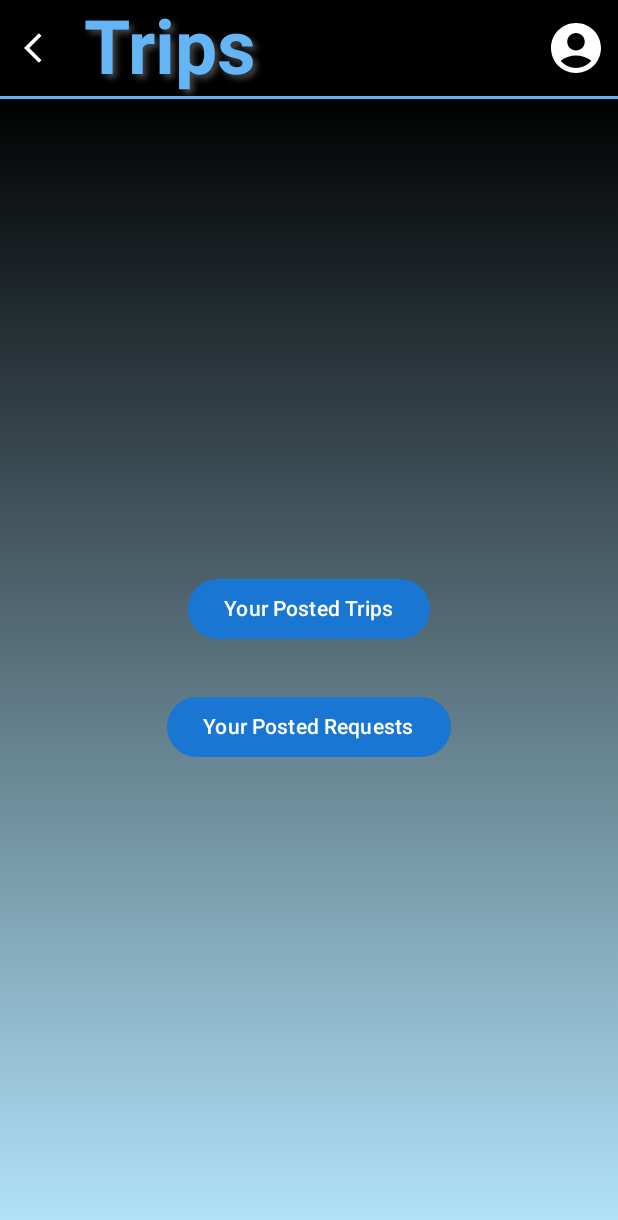
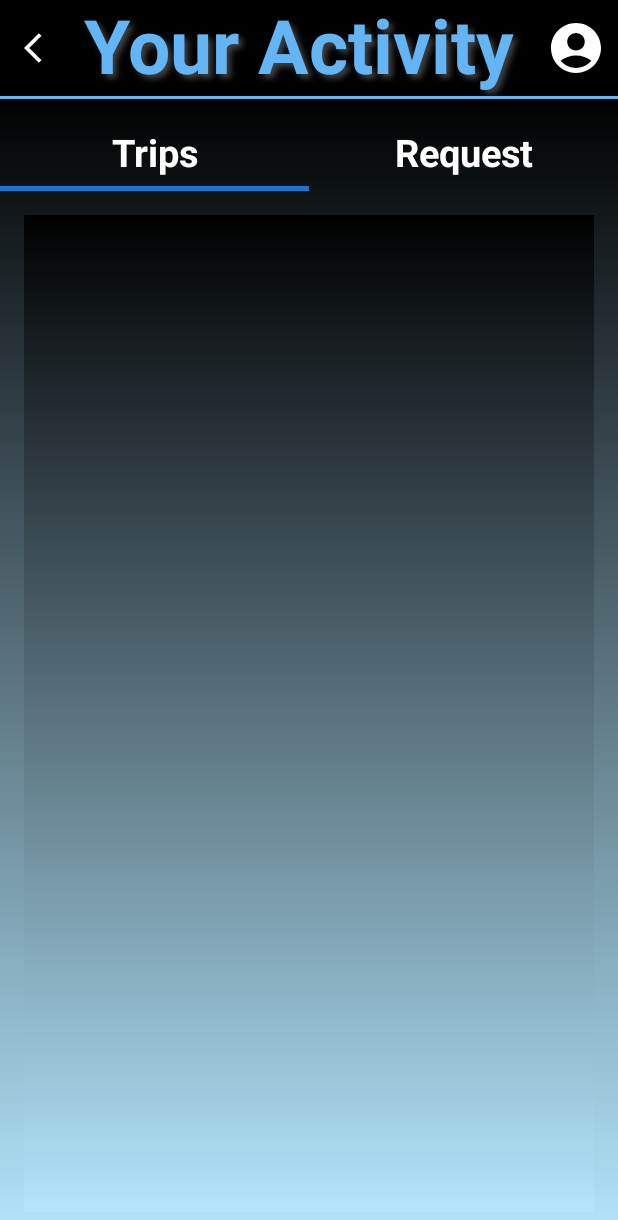
Before and after one commit to Eyepatchxy/X-Step, an Android app built with Jetpack Compose: the TripListScreen screen opened through its navigation route, after a tap on "Posted Trips", on a phone screen of 412 x 824 dp. Shown: the top 1220 px of the screen. Run offline under Robolectric (Android 15) with nearby library versions, the phone set to English and light mode, and no system bars; our stand-ins replace Firebase (no records; nobody signed in at launch, a user with empty details on screens opened directly).

Commit message:
Changed History UI

```diff
--- a/app/src/main/java/com/service/x_step/data_classes/MainActivity.kt
+++ b/app/src/main/java/com/service/x_step/data_classes/MainActivity.kt
@@ -25,6 +25,7 @@ import com.service.x_step.ui.screens.SignUpScreen
 import com.service.x_step.ui.screens.TripDetails
 import com.service.x_step.ui.screens.TripHistory
 import com.service.x_step.ui.screens.TripListScreen
+import com.service.x_step.ui.screens.YourActivity
 import com.service.x_step.ui.theme.XStepTheme
 
 class MainActivity : ComponentActivity() {
@@ -49,8 +50,9 @@ class MainActivity : ComponentActivity() {
                     composable("profile") { Profile(navController) }
                     composable("editprofile") { EditProfile(navController) }
                     composable("history") { HistoryScreen(navController) }
-                    composable("yourpostedtrips") { TripHistory(navController) }
-                    composable("yourpostedrequests") { RequestHistory(navController) }
+                    composable("youractivity"){ YourActivity(navController) }
+//                    composable("yourpostedtrips") { TripHistory(navController) }
+//                    composable("yourpostedrequests") { RequestHistory(navController) }
                     composable("tripDetail/{tripId}") { backStackEntry ->
                         val tripId = backStackEntry.arguments?.getString("tripId") ?: ""
                         TripDetails( tripId = tripId, navController = navController)
--- a/app/src/main/java/com/service/x_step/ui/screens/Functions.kt
+++ b/app/src/main/java/com/service/x_step/ui/screens/Functions.kt
@@ -3,6 +3,7 @@ package com.service.x_step.ui.screens
 import android.app.DatePickerDialog
 import android.app.TimePickerDialog
 import android.os.Build
+import android.util.Log
 import androidx.annotation.RequiresApi
 import androidx.compose.foundation.clickable
 import androidx.compose.foundation.layout.Box
@@ -361,6 +362,10 @@ fun fetchtrips(
                 )
             }
             list(trips)
+            Log.d("FIREBASE", "Fetched: docs")
+        }
+        .addOnFailureListener { e ->
+            Log.e("FIREBASE", "Error fetching", e)
         }
 }
 
--- a/app/src/main/java/com/service/x_step/ui/screens/Trip List Screen.kt
+++ b/app/src/main/java/com/service/x_step/ui/screens/Trip List Screen.kt
@@ -85,7 +85,7 @@ fun TripListScreen(navController: NavController) {
 
                 navigationIcon = {
                     IconButton(
-                        onClick = { navController.navigate("history") }
+                        onClick = { navController.navigate("youractivity") }
                     ) {
                         Icon(
                             painter = painterResource(R.drawable.triphistory),
--- a/app/src/main/java/com/service/x_step/ui/screens/History.kt
+++ b/app/src/main/java/com/service/x_step/ui/screens/YourActivity.kt
@@ -1,22 +1,26 @@
 package com.service.x_step.ui.screens
 
 import androidx.compose.foundation.background
+import androidx.compose.foundation.gestures.animateScrollBy
 import androidx.compose.foundation.layout.Arrangement
 import androidx.compose.foundation.layout.Column
 import androidx.compose.foundation.layout.Spacer
 import androidx.compose.foundation.layout.fillMaxSize
 import androidx.compose.foundation.layout.padding
 import androidx.compose.foundation.layout.size
+import androidx.compose.foundation.pager.HorizontalPager
+import androidx.compose.foundation.pager.rememberPagerState
 import androidx.compose.material.icons.Icons
 import androidx.compose.material.icons.filled.AccountCircle
 import androidx.compose.material.icons.filled.ArrowBackIos
-import androidx.compose.material3.Button
 import androidx.compose.material3.ExperimentalMaterial3Api
 import androidx.compose.material3.HorizontalDivider
 import androidx.compose.material3.Icon
 import androidx.compose.material3.IconButton
 import androidx.compose.material3.MaterialTheme
 import androidx.compose.material3.Scaffold
+import androidx.compose.material3.Tab
+import androidx.compose.material3.TabRow
 import androidx.compose.material3.Text
 import androidx.compose.material3.TopAppBar
 import androidx.compose.material3.TopAppBarDefaults
@@ -26,14 +30,18 @@ import androidx.compose.ui.Modifier
 import androidx.compose.ui.graphics.Color
 import androidx.compose.ui.unit.dp
 import androidx.navigation.NavController
+import androidx.navigation.compose.rememberNavController
 import com.service.x_step.ui.theme.FontBlue
 import com.service.x_step.ui.theme.backGradient
 import com.service.x_step.ui.theme.scafColor
+import kotlinx.coroutines.CoroutineScope
+import kotlinx.coroutines.Dispatchers
+import kotlinx.coroutines.launch
+import kotlin.coroutines.coroutineContext
 
 @OptIn(ExperimentalMaterial3Api::class)
 @Composable
-fun HistoryScreen ( navController: NavController ){
-
+fun YourActivity( navController: NavController ){
 
     Scaffold (
         topBar = {
@@ -42,7 +50,7 @@ fun HistoryScreen ( navController: NavController ){
                     containerColor = scafColor
                 ),
                 title = { Text(
-                    text = "Trips",
+                    text = "Your Activity",
                     style = MaterialTheme.typography.titleLarge) },
 
                 actions = {
@@ -75,13 +83,13 @@ fun HistoryScreen ( navController: NavController ){
         }
     ) { innerpadding ->
 
-        Column(
+        Column (
             modifier = Modifier
                 .fillMaxSize()
                 .padding(innerpadding)
                 .background(backGradient),
             horizontalAlignment = Alignment.CenterHorizontally,
-            verticalArrangement = Arrangement.Top
+            verticalArrangement = Arrangement.Center
         ) {
 
             HorizontalDivider(
@@ -89,33 +97,48 @@ fun HistoryScreen ( navController: NavController ){
                 thickness = 2.dp
             )
 
-            Column(
-                modifier = Modifier
-                    .fillMaxSize()
-                    .padding(25.dp),
-                horizontalAlignment = Alignment.CenterHorizontally,
-                verticalArrangement = Arrangement.Center
-            ) {
+            Spacer(modifier = Modifier.padding(6.dp))
 
-                Button(
-                    onClick = { navController.navigate("yourpostedtrips") }
-                ) {
-                    Text(
-                        text = "Your Posted Trips"
-                    )
-                }
+            Tabs()
+        }
+    }
+}
 
-                Spacer(modifier = Modifier.padding(15.dp))
+@Composable
+fun Tabs(){
+    val tabs = listOf("Trips", "Request")
+    val pagerState = rememberPagerState( 0, 0F) { 2 }
 
-                Button(
-                    onClick = { navController.navigate("yourpostedrequests") }
-                ) {
-                    Text(
-                        text = "Your Posted Requests"
-                    )
-                }
+    Column {
+        TabRow(
+            selectedTabIndex = pagerState.currentPage,
+            containerColor = Color.Transparent,
+            divider = {}
+        ) {
+            tabs.forEachIndexed { index, title ->
+                Tab(
+                    selected = pagerState.currentPage == index,
+                    onClick = {
+                        CoroutineScope(Dispatchers.Main).launch {
+                            pagerState.animateScrollToPage(index)
+                        }
+                    },
+                    text = { Text(
+                        text = title,
+                        style = MaterialTheme.typography.bodyMedium
+                    ) }
+                )
             }
         }
 
+        HorizontalPager(
+            state = pagerState
+        ) { page ->
+            when(page){
+                0 -> TripHistory( rememberNavController() )
+                1 -> RequestHistory( rememberNavController() )
+            }
+        }
     }
+
 }
--- a/app/src/main/java/com/service/x_step/ui/theme/Type.kt
+++ b/app/src/main/java/com/service/x_step/ui/theme/Type.kt
@@ -35,10 +35,12 @@ val Typography = Typography(
 
     bodyMedium = TextStyle(
         fontSize = 25.sp,
-        fontWeight = FontWeight.Bold
+        fontWeight = FontWeight.Bold,
+        color = Color.White
     ),
     bodySmall = TextStyle(
         fontSize = 15.sp,
+        color = Color.White
     )
 
 )
--- a/gradle/libs.versions.toml
+++ b/gradle/libs.versions.toml
@@ -2,6 +2,7 @@
 agp = "8.7.2"
 firebaseBom = "33.14.0"
 firebaseBomVersion = "32.7.2"
+foundation = "<latest_version>"
 kotlin = "2.0.0"
 coreKtx = "1.16.0"
 junit = "4.13.2"
@@ -10,10 +11,12 @@ espressoCore = "3.6.1"
 lifecycleRuntimeKtx = "2.8.7"
 activityCompose = "1.10.1"
 composeBom = "2024.04.01"
+material3 = "<latest_version>"
 navigationCompose = "2.9.0"
 
 [libraries]
 androidx-core-ktx = { group = "androidx.core", name = "core-ktx", version.ref = "coreKtx" }
+androidx-foundation = { module = "androidx.compose.foundation:foundation", version.ref = "foundation" }
 androidx-material-icons-extended = { module = "androidx.compose.material:material-icons-extended" }
 androidx-navigation-compose = { module = "androidx.navigation:navigation-compose", version.ref = "navigationCompose" }
 firebase-analytics = { module = "com.google.firebase:firebase-analytics" }
@@ -36,6 +39,7 @@ androidx-ui-test-manifest = { group = "androidx.compose.ui", name = "ui-test-man
 androidx-ui-test-junit4 = { group = "androidx.compose.ui", name = "ui-test-junit4" }
 androidx-material3 = { group = "androidx.compose.material3", name = "material3" }
 material-icons-extended = { module = "androidx.compose.material:material-icons-extended" }
+material3 = { module = "androidx.compose.material3:material3", version.ref = "material3" }
 
 [plugins]
 android-application = { id = "com.android.application", version.ref = "agp" }
```
Also changed, not shown: app/build.gradle.kts (+9 -4 lines), app/src/main/java/com/service/x_step/ui/screens/Posted Requests.kt (+4 -9 lines), app/src/main/java/com/service/x_step/ui/screens/Posted Trips.kt (+4 -9 lines).
